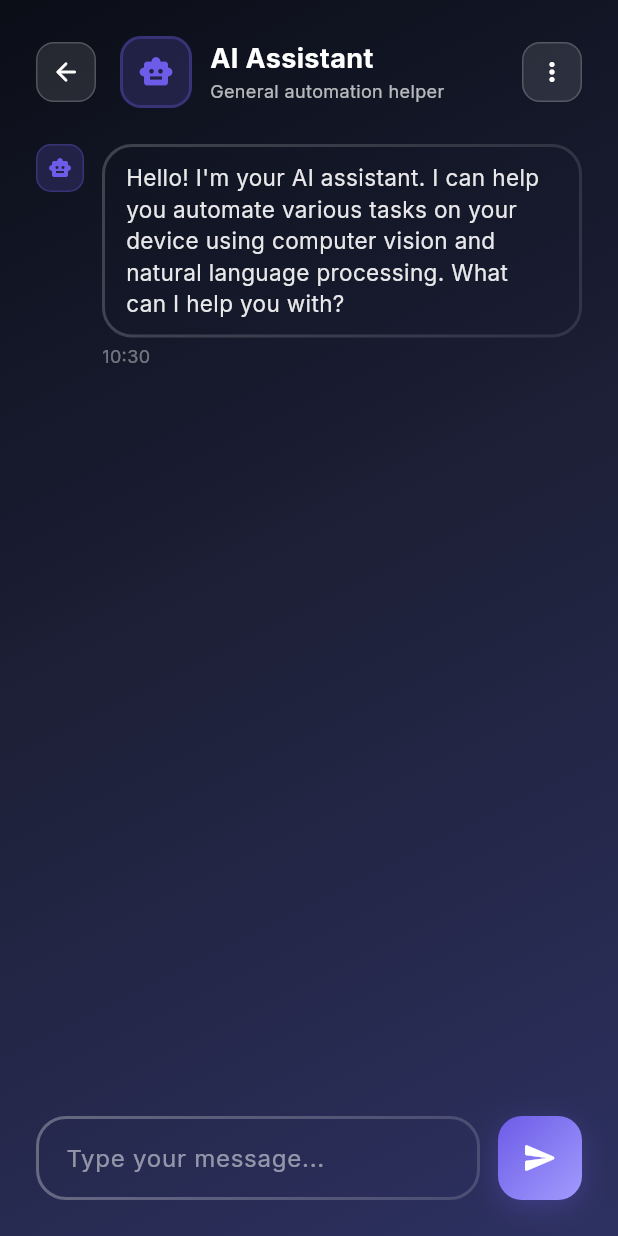
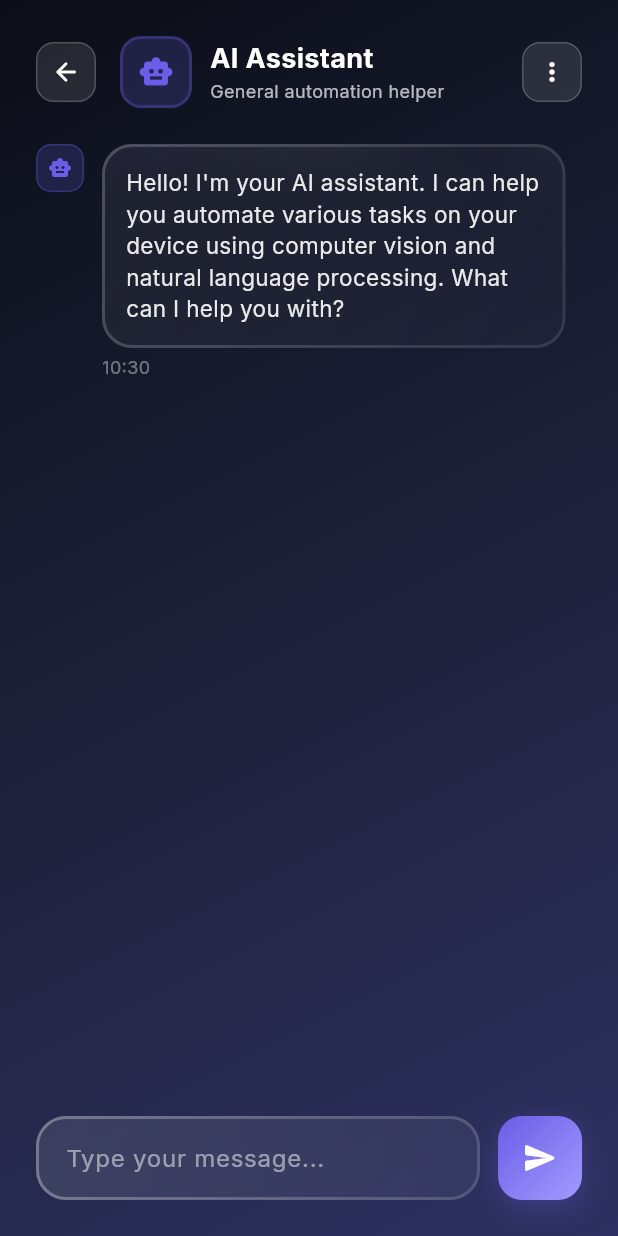
Before and after one commit to Anuroop-cloud/AgentX, a Flutter app: the ChatScreen screen opened directly with empty values, on a phone screen of 412 x 824 dp. Run offline on Flutter 3.47's test engine with Material 3 defaults, Android fonts, the phone set to English and light mode, and no system bars; drawn by our look-alikes of flutter_animate, glassmorphism; our stand-ins replace firebase_core, flutter_riverpod, go_router, google_fonts, hive_flutter, liquid_swipe and 1 more; accounts and stored records are empty; generated files the repository leaves out were written again.

Commit message:
running mockdata on mobile

```diff
--- a/mobile_client/lib/screens/agents/agent_detail_screen.dart
+++ b/mobile_client/lib/screens/agents/agent_detail_screen.dart
@@ -161,7 +161,7 @@ class _AgentDetailScreenState extends State<AgentDetailScreen> {
                   padding: const EdgeInsets.symmetric(horizontal: 24),
                   child: GlassmorphicContainer(
                     width: double.infinity,
-                    height: null,
+                    height: 200,
                     borderRadius: 20,
                     blur: 20,
                     alignment: Alignment.bottomCenter,
--- a/mobile_client/lib/screens/auth/login_screen.dart
+++ b/mobile_client/lib/screens/auth/login_screen.dart
@@ -87,7 +87,7 @@ class _LoginScreenState extends State<LoginScreen> {
                 // Login form
                 GlassmorphicContainer(
                   width: double.infinity,
-                  height: null,
+                  height: 400,
                   borderRadius: 20,
                   blur: 20,
                   alignment: Alignment.bottomCenter,
--- a/mobile_client/lib/screens/auth/signup_screen.dart
+++ b/mobile_client/lib/screens/auth/signup_screen.dart
@@ -104,7 +104,7 @@ class _SignUpScreenState extends State<SignUpScreen> {
                 // Sign up form
                 GlassmorphicContainer(
                   width: double.infinity,
-                  height: null,
+                  height: 600,
                   borderRadius: 20,
                   blur: 20,
                   alignment: Alignment.bottomCenter,
--- a/mobile_client/lib/screens/chat/chat_screen.dart
+++ b/mobile_client/lib/screens/chat/chat_screen.dart
@@ -327,7 +327,7 @@ class _ChatScreenState extends State<ChatScreen> {
                     Expanded(
                       child: GlassmorphicContainer(
                         width: double.infinity,
-                        height: null,
+                        height: 56,
                         borderRadius: 20,
                         blur: 20,
                         alignment: Alignment.centerLeft,
@@ -427,7 +427,7 @@ class _ChatScreenState extends State<ChatScreen> {
           ),
           const SizedBox(width: 12),
           GlassmorphicContainer(
-            width: null,
+            width: 200,
             height: 56,
             borderRadius: 16,
             blur: 20,
--- a/mobile_client/lib/screens/profile/profile_screen.dart
+++ b/mobile_client/lib/screens/profile/profile_screen.dart
@@ -115,7 +115,7 @@ class _ProfileScreenState extends State<ProfileScreen> {
                   padding: const EdgeInsets.symmetric(horizontal: 24),
                   child: GlassmorphicContainer(
                     width: double.infinity,
-                    height: null,
+                    height: 280,
                     borderRadius: 20,
                     blur: 20,
                     alignment: Alignment.bottomCenter,
--- a/mobile_client/lib/widgets/glass_card.dart
+++ b/mobile_client/lib/widgets/glass_card.dart
@@ -25,7 +25,7 @@ class GlassCard extends StatelessWidget {
       onTap: onTap,
       child: GlassmorphicContainer(
         width: double.infinity,
-        height: null,
+        height: 120,
         borderRadius: borderRadius?.resolve(TextDirection.ltr)?.topLeft.x ?? 16,
         blur: blur ?? 20,
         alignment: Alignment.bottomCenter,
--- a/mobile_client/lib/widgets/glass_text_field.dart
+++ b/mobile_client/lib/widgets/glass_text_field.dart
@@ -44,7 +44,7 @@ class GlassTextField extends StatelessWidget {
         const SizedBox(height: 8),
         GlassmorphicContainer(
           width: double.infinity,
-          height: maxLines > 1 ? null : 56,
+          height: maxLines > 1 ? (maxLines * 24.0 + 32) : 56,
           borderRadius: 12,
           blur: 10,
           alignment: Alignment.centerLeft,
--- a/mobile_client/lib/widgets/message_bubble.dart
+++ b/mobile_client/lib/widgets/message_bubble.dart
@@ -11,6 +11,23 @@ class MessageBubble extends StatelessWidget {
     super.key,
     required this.message,
   });
+
+  double _calculateBubbleHeight(String text) {
+    // Base height for padding and minimum content
+    double baseHeight = 56.0;
+
+    // Calculate additional height based on text length
+    int lineCount = (text.length / 40).ceil();
+    if (lineCount > 1) {
+      baseHeight += (lineCount - 1) * 20.0;
+    }
+
+    // Account for line breaks in text
+    int actualLineBreaks = '\n'.allMatches(text).length;
+    baseHeight += actualLineBreaks * 20.0;
+
+    return baseHeight.clamp(56.0, 200.0); // Min 56, Max 200
+  }
 
   @override
   Widget build(BuildContext context) {
@@ -48,8 +65,8 @@ class MessageBubble extends StatelessWidget {
                 : CrossAxisAlignment.start,
             children: [
               GlassmorphicContainer(
-                width: null,
-                height: null,
+                width: MediaQuery.of(context).size.width * 0.75,
+                height: _calculateBubbleHeight(message.text),
                 borderRadius: 20,
                 blur: 20,
                 alignment: Alignment.centerLeft,
```
Also changed, not shown: mobile_client/lib/widgets/conversation_bubble.dart (+19 -2 lines), mobile_client/pubspec.yaml (+20 -43 lines), mobile_client/pubspec.lock, 3 other files.
